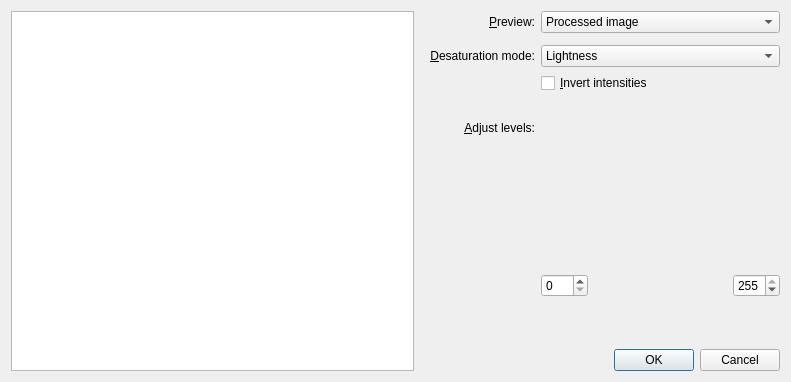
First picture: the form in topino/ui/imageeditdialog.ui, repository XXY1227/topino, before the edit.
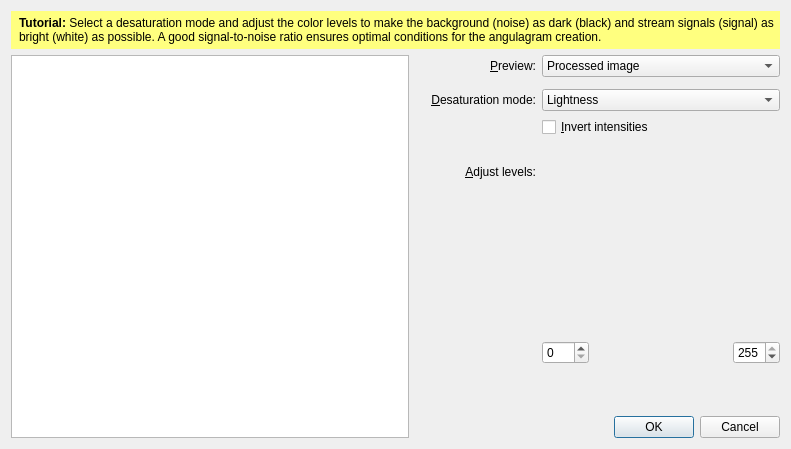
Second picture: the form after the edit. Custom widgets are drawn as their Qt base class.

Commit message: Added two tutorial boxes to imageedit and fitting dialog

Diff of the .ui file:
```diff
--- a/topino/ui/imageeditdialog.ui
+++ b/topino/ui/imageeditdialog.ui
@@ -10,7 +10,7 @@
     <x>0</x>
     <y>0</y>
     <width>791</width>
-    <height>382</height>
+    <height>449</height>
    </rect>
   </property>
   <property name="windowTitle">
@@ -29,10 +29,42 @@
    <property name="horizontalSpacing">
     <number>6</number>
    </property>
-   <item row="0" column="2">
-    <widget class="QLabel" name="label_3">
+   <item row="4" column="3">
+    <widget class="QCheckBox" name="checkInvert">
+     <property name="enabled">
+      <bool>true</bool>
+     </property>
+     <property name="sizePolicy">
+      <sizepolicy hsizetype="MinimumExpanding" vsizetype="Fixed">
+       <horstretch>0</horstretch>
+       <verstretch>0</verstretch>
+      </sizepolicy>
+     </property>
+     <property name="autoFillBackground">
+      <bool>false</bool>
+     </property>
      <property name="text">
-      <string>&amp;Preview:</string>
+      <string>&amp;Invert intensities</string>
+     </property>
+     <property name="checked">
+      <bool>false</bool>
+     </property>
+    </widget>
+   </item>
+   <item row="7" column="3" colspan="2">
+    <widget class="HistogramWidget" name="histogram" native="true">
+     <property name="sizePolicy">
+      <sizepolicy hsizetype="MinimumExpanding" vsizetype="Preferred">
+       <horstretch>0</horstretch>
+       <verstretch>10</verstretch>
+      </sizepolicy>
+     </property>
+    </widget>
+   </item>
+   <item row="3" column="2">
+    <widget class="QLabel" name="label">
+     <property name="text">
+      <string>&amp;Desaturation mode:</string>
      </property>
      <property name="textFormat">
       <enum>Qt::PlainText</enum>
@@ -41,11 +73,11 @@
       <set>Qt::AlignRight|Qt::AlignTrailing|Qt::AlignVCenter</set>
      </property>
      <property name="buddy">
-      <cstring>previewModes</cstring>
+      <cstring>desaturateModes</cstring>
      </property>
     </widget>
    </item>
-   <item row="4" column="2" colspan="3">
+   <item row="5" column="2" colspan="3">
     <spacer name="verticalSpacer">
      <property name="orientation">
       <enum>Qt::Vertical</enum>
@@ -58,7 +90,7 @@
      </property>
     </spacer>
    </item>
-   <item row="9" column="2" colspan="3">
+   <item row="10" column="2" colspan="3">
     <spacer name="verticalSpacer_2">
      <property name="orientation">
       <enum>Qt::Vertical</enum>
@@ -71,7 +103,20 @@
      </property>
     </spacer>
    </item>
-   <item row="10" column="2" colspan="3">
+   <item row="1" column="1">
+    <spacer name="horizontalSpacer">
+     <property name="orientation">
+      <enum>Qt::Horizontal</enum>
+     </property>
+     <property name="sizeHint" stdset="0">
+      <size>
+       <width>10</width>
+       <height>20</height>
+      </size>
+     </property>
+    </spacer>
+   </item>
+   <item row="11" column="2" colspan="3">
     <widget class="QDialogButtonBox" name="buttonBox">
      <property name="sizePolicy">
       <sizepolicy hsizetype="Expanding" vsizetype="Fixed">
@@ -90,7 +135,49 @@
      </property>
     </widget>
    </item>
-   <item row="6" column="2">
+   <item row="1" column="0" rowspan="11">
+    <widget class="QGraphicsView" name="imageView"/>
+   </item>
+   <item row="3" column="3" colspan="2">
+    <widget class="QComboBox" name="desaturateModes">
+     <item>
+      <property name="text">
+       <string>Lightness</string>
+      </property>
+     </item>
+     <item>
+      <property name="text">
+       <string>Luminance</string>
+      </property>
+     </item>
+     <item>
+      <property name="text">
+       <string>Average intensity</string>
+      </property>
+     </item>
+     <item>
+      <property name="text">
+       <string>Max intensity</string>
+      </property>
+     </item>
+     <item>
+      <property name="text">
+       <string>Red channel only</string>
+      </property>
+     </item>
+     <item>
+      <property name="text">
+       <string>Green channel only</string>
+      </property>
+     </item>
+     <item>
+      <property name="text">
+       <string>Blue channel only</string>
+      </property>
+     </item>
+    </widget>
+   </item>
+   <item row="7" column="2">
     <widget class="QLabel" name="label_2">
      <property name="text">
       <string>&amp;Adjust levels:</string>
@@ -106,30 +193,42 @@
      </property>
     </widget>
    </item>
-   <item row="0" column="1">
-    <spacer name="horizontalSpacer">
-     <property name="orientation">
-      <enum>Qt::Horizontal</enum>
+   <item row="1" column="3" colspan="2">
+    <widget class="QComboBox" name="previewModes">
+     <item>
+      <property name="text">
+       <string>Processed image</string>
+      </property>
+     </item>
+     <item>
+      <property name="text">
+       <string>Source image</string>
+      </property>
+     </item>
+     <item>
+      <property name="text">
+       <string>Half-Half</string>
+      </property>
+     </item>
+    </widget>
+   </item>
+   <item row="1" column="2">
+    <widget class="QLabel" name="label_3">
+     <property name="text">
+      <string>&amp;Preview:</string>
      </property>
-     <property name="sizeHint" stdset="0">
-      <size>
-       <width>10</width>
-       <height>20</height>
-      </size>
+     <property name="textFormat">
+      <enum>Qt::PlainText</enum>
      </property>
-    </spacer>
-   </item>
-   <item row="6" column="3" colspan="2">
-    <widget class="HistogramWidget" name="histogram" native="true">
-     <property name="sizePolicy">
-      <sizepolicy hsizetype="MinimumExpanding" vsizetype="Preferred">
-       <horstretch>0</horstretch>
-       <verstretch>10</verstretch>
-      </sizepolicy>
+     <property name="alignment">
+      <set>Qt::AlignRight|Qt::AlignTrailing|Qt::AlignVCenter</set>
      </property>
+     <property name="buddy">
+      <cstring>previewModes</cstring>
+     </property>
     </widget>
    </item>
-   <item row="8" column="3" colspan="2">
+   <item row="9" column="3" colspan="2">
     <layout class="QHBoxLayout" name="horizontalLayout" stretch="0,0,0">
      <item>
       <widget class="QSpinBox" name="levelMin">
@@ -163,103 +262,29 @@
      </item>
     </layout>
    </item>
-   <item row="0" column="0" rowspan="11">
-    <widget class="QGraphicsView" name="imageView"/>
-   </item>
-   <item row="2" column="2">
-    <widget class="QLabel" name="label">
-     <property name="text">
-      <string>&amp;Desaturation mode:</string>
-     </property>
-     <property name="textFormat">
-      <enum>Qt::PlainText</enum>
-     </property>
-     <property name="alignment">
-      <set>Qt::AlignRight|Qt::AlignTrailing|Qt::AlignVCenter</set>
-     </property>
-     <property name="buddy">
-      <cstring>desaturateModes</cstring>
-     </property>
-    </widget>
-   </item>
-   <item row="3" column="3">
-    <widget class="QCheckBox" name="checkInvert">
+   <item row="0" column="0" colspan="5">
+    <widget class="QLabel" name="labelTutorial">
      <property name="enabled">
       <bool>true</bool>
      </property>
-     <property name="sizePolicy">
-      <sizepolicy hsizetype="MinimumExpanding" vsizetype="Fixed">
-       <horstretch>0</horstretch>
-       <verstretch>0</verstretch>
-      </sizepolicy>
-     </property>
      <property name="autoFillBackground">
       <bool>false</bool>
      </property>
+     <property name="styleSheet">
+      <string notr="true">background-color: rgb(255, 255, 127);
+color: rgb(0, 0, 0);
+padding: 5;
+</string>
+     </property>
      <property name="text">
-      <string>&amp;Invert intensities</string>
+      <string>&lt;b&gt;Tutorial:&lt;/b&gt; Select a desaturation mode and adjust the color levels to make the background (noise) as dark (black) and stream signals (signal) as bright (white) as possible. A good signal-to-noise ratio ensures optimal conditions for the angulagram creation.</string>
      </property>
-     <property name="checked">
+     <property name="scaledContents">
       <bool>false</bool>
      </property>
-    </widget>
-   </item>
-   <item row="2" column="3" colspan="2">
-    <widget class="QComboBox" name="desaturateModes">
-     <item>
-      <property name="text">
-       <string>Lightness</string>
-      </property>
-     </item>
-     <item>
-      <property name="text">
-       <string>Luminance</string>
-      </property>
-     </item>
-     <item>
-      <property name="text">
-       <string>Average intensity</string>
-      </property>
-     </item>
-     <item>
-      <property name="text">
-       <string>Max intensity</string>
-      </property>
-     </item>
-     <item>
-      <property name="text">
-       <string>Red channel only</string>
-      </property>
-     </item>
-     <item>
-      <property name="text">
-       <string>Green channel only</string>
-      </property>
-     </item>
-     <item>
-      <property name="text">
-       <string>Blue channel only</string>
-      </property>
-     </item>
-    </widget>
-   </item>
-   <item row="0" column="3" colspan="2">
-    <widget class="QComboBox" name="previewModes">
-     <item>
-      <property name="text">
-       <string>Processed image</string>
-      </property>
-     </item>
-     <item>
-      <property name="text">
-       <string>Source image</string>
-      </property>
-     </item>
-     <item>
-      <property name="text">
-       <string>Half-Half</string>
-      </property>
-     </item>
+     <property name="wordWrap">
+      <bool>true</bool>
+     </property>
     </widget>
    </item>
   </layout>
```
The commit also changes 1 other file.
